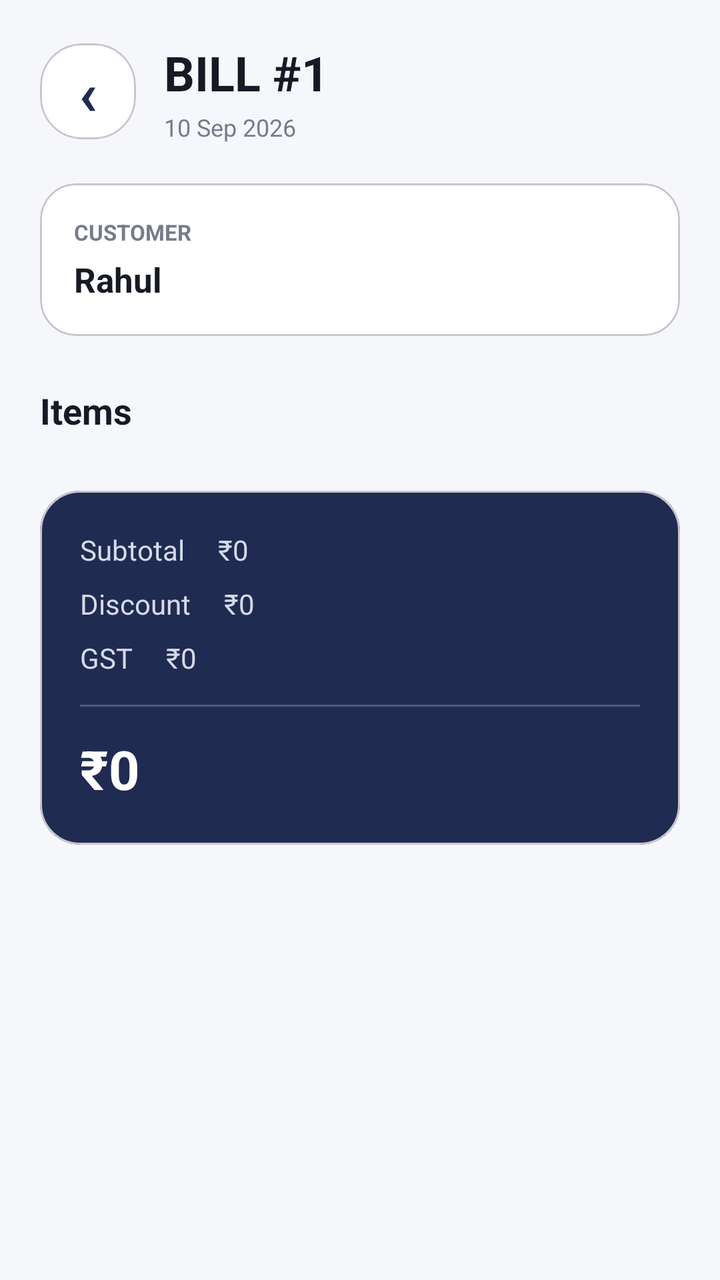
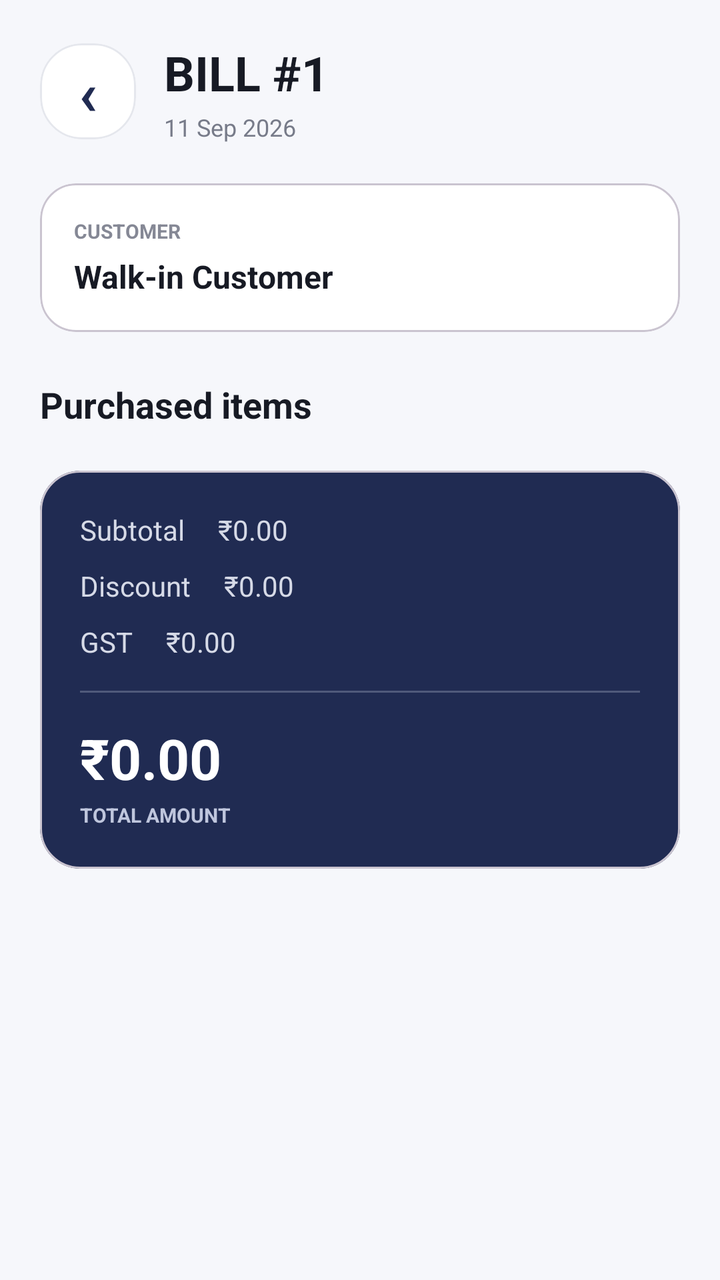

Compare the two renders of this Android layout. The source of the first and the diff that turns it into the second are given below.
<!-- AndroidManifest.xml: application theme Theme.BillEasy -->
<!-- res/layout/activity_bill_details.xml -->
<?xml version="1.0" encoding="utf-8"?>
<LinearLayout
    xmlns:android="http://schemas.android.com/apk/res/android"
    xmlns:app="http://schemas.android.com/apk/res-auto"

    android:layout_width="match_parent"
    android:layout_height="match_parent"
    android:orientation="vertical"
    android:background="#F6F7FB">


    

    <LinearLayout
        android:layout_width="match_parent"
        android:layout_height="wrap_content"
        android:gravity="center_vertical"
        android:padding="20dp">

        <com.google.android.material.card.MaterialCardView
            android:id="@+id/btnBack"
            android:layout_width="48dp"
            android:layout_height="48dp"
            android:clickable="true"
            android:focusable="true"
            app:cardBackgroundColor="#FFFFFF"
            app:cardCornerRadius="21dp"
            app:cardElevation="0dp">

            <TextView
                android:layout_width="match_parent"
                android:layout_height="match_parent"
                android:gravity="center"
                android:text="‹"
                android:textColor="#202B52"
                android:textSize="30sp"
                android:textStyle="bold" />

        </com.google.android.material.card.MaterialCardView>


        <LinearLayout
            android:layout_width="0dp"
            android:layout_height="wrap_content"
            android:layout_marginStart="14dp"
            android:layout_weight="1"
            android:orientation="vertical">

            <TextView
                android:id="@+id/tvBillNumber"
                android:layout_width="wrap_content"
                android:layout_height="wrap_content"
                android:text="BILL #1"
                android:textColor="#171A24"
                android:textSize="24sp"
                android:textStyle="bold" />

            <TextView
                android:id="@+id/tvDate"
                android:layout_width="wrap_content"
                android:layout_height="wrap_content"
                android:layout_marginTop="3dp"
                android:text="10 Sep 2026"
                android:textColor="#777B89"
                android:textSize="12sp" />

        </LinearLayout>

    </LinearLayout>


    <ScrollView
        android:layout_width="match_parent"
        android:layout_height="0dp"
        android:layout_weight="1"
        android:fillViewport="true">

        <LinearLayout
            android:layout_width="match_parent"
            android:layout_height="wrap_content"
            android:orientation="vertical"
            android:paddingStart="20dp"
            android:paddingEnd="20dp"
            android:paddingBottom="30dp">


            

            <com.google.android.material.card.MaterialCardView
                android:layout_width="match_parent"
                android:layout_height="wrap_content"
                app:cardBackgroundColor="#FFFFFF"
                app:cardCornerRadius="18dp"
                app:cardElevation="0dp">

                <LinearLayout
                    android:layout_width="match_parent"
                    android:layout_height="wrap_content"
                    android:orientation="vertical"
                    android:padding="17dp">

                    <TextView
                        android:layout_width="wrap_content"
                        android:layout_height="wrap_content"
                        android:text="CUSTOMER"
                        android:textColor="#777B89"
                        android:textSize="11sp"
                        android:textStyle="bold" />

                    <TextView
                        android:id="@+id/tvCustomer"
                        android:layout_width="wrap_content"
                        android:layout_height="wrap_content"
                        android:layout_marginTop="5dp"
                        android:text="Rahul"
                        android:textColor="#171A24"
                        android:textSize="17sp"
                        android:textStyle="bold" />

                </LinearLayout>

            </com.google.android.material.card.MaterialCardView>


            

            <TextView
                android:layout_width="wrap_content"
                android:layout_height="wrap_content"
                android:layout_marginTop="25dp"
                android:text="Items"
                android:textColor="#171A24"
                android:textSize="18sp"
                android:textStyle="bold" />

            <androidx.recyclerview.widget.RecyclerView
                android:id="@+id/recyclerBillItems"
                android:layout_width="match_parent"
                android:layout_height="wrap_content"
                android:layout_marginTop="10dp"
                android:nestedScrollingEnabled="false" />


            

            <com.google.android.material.card.MaterialCardView
                android:layout_width="match_parent"
                android:layout_height="wrap_content"
                android:layout_marginTop="18dp"
                app:cardBackgroundColor="#202B52"
                app:cardCornerRadius="20dp"
                app:cardElevation="0dp">

                <LinearLayout
                    android:layout_width="match_parent"
                    android:layout_height="wrap_content"
                    android:orientation="vertical"
                    android:padding="20dp">

                    <TextView
                        android:id="@+id/tvSubtotal"
                        android:layout_width="match_parent"
                        android:layout_height="wrap_content"
                        android:text="Subtotal     ₹0"
                        android:textColor="#D6DAE7"
                        android:textSize="14sp" />

                    <TextView
                        android:id="@+id/tvDiscount"
                        android:layout_width="match_parent"
                        android:layout_height="wrap_content"
                        android:layout_marginTop="8dp"
                        android:text="Discount     ₹0"
                        android:textColor="#D6DAE7"
                        android:textSize="14sp" />

                    <TextView
                        android:id="@+id/tvGst"
                        android:layout_width="match_parent"
                        android:layout_height="wrap_content"
                        android:layout_marginTop="8dp"
                        android:text="GST     ₹0"
                        android:textColor="#D6DAE7"
                        android:textSize="14sp" />

                    <View
                        android:layout_width="match_parent"
                        android:layout_height="1dp"
                        android:layout_marginTop="14dp"
                        android:background="#505A7B" />

                    <TextView
                        android:id="@+id/tvGrandTotal"
                        android:layout_width="match_parent"
                        android:layout_height="wrap_content"
                        android:layout_marginTop="13dp"
                        android:text="₹0"
                        android:textColor="#FFFFFF"
                        android:textSize="27sp"
                        android:textStyle="bold" />

                </LinearLayout>

            </com.google.android.material.card.MaterialCardView>

        </LinearLayout>

    </ScrollView>

</LinearLayout>
<!-- resources referenced by this layout -->
<resources>
  <style name="Theme.BillEasy" parent="Base.Theme.BillEasy" />
  <style name="Base.Theme.BillEasy" parent="Theme.Material3.DayNight.NoActionBar">
          
          
      </style>
</resources>

<!-- the commit's change to res/layout/activity_bill_details.xml (unified diff, before → after) -->
@@ -2,12 +2,10 @@
 <LinearLayout
     xmlns:android="http://schemas.android.com/apk/res/android"
     xmlns:app="http://schemas.android.com/apk/res-auto"
-
     android:layout_width="match_parent"
     android:layout_height="match_parent"
     android:orientation="vertical"
     android:background="#F6F7FB">
-
 
     
 
@@ -25,7 +23,9 @@
             android:focusable="true"
             app:cardBackgroundColor="#FFFFFF"
             app:cardCornerRadius="21dp"
-            app:cardElevation="0dp">
+            app:cardElevation="0dp"
+            app:strokeColor="#E5E7ED"
+            app:strokeWidth="1dp">
 
             <TextView
                 android:layout_width="match_parent"
@@ -38,7 +38,6 @@
 
         </com.google.android.material.card.MaterialCardView>
 
-
         <LinearLayout
             android:layout_width="0dp"
             android:layout_height="wrap_content"
@@ -60,7 +59,7 @@
                 android:layout_width="wrap_content"
                 android:layout_height="wrap_content"
                 android:layout_marginTop="3dp"
-                android:text="10 Sep 2026"
+                android:text="11 Sep 2026"
                 android:textColor="#777B89"
                 android:textSize="12sp" />
 
@@ -83,7 +82,6 @@
             android:paddingEnd="20dp"
             android:paddingBottom="30dp">
 
-
             
 
             <com.google.android.material.card.MaterialCardView
@@ -103,8 +101,8 @@
                         android:layout_width="wrap_content"
                         android:layout_height="wrap_content"
                         android:text="CUSTOMER"
-                        android:textColor="#777B89"
-                        android:textSize="11sp"
+                        android:textColor="#858895"
+                        android:textSize="10sp"
                         android:textStyle="bold" />
 
                     <TextView
@@ -112,9 +110,9 @@
                         android:layout_width="wrap_content"
                         android:layout_height="wrap_content"
                         android:layout_marginTop="5dp"
-                        android:text="Rahul"
+                        android:text="Walk-in Customer"
                         android:textColor="#171A24"
-                        android:textSize="17sp"
+                        android:textSize="16sp"
                         android:textStyle="bold" />
 
                 </LinearLayout>
@@ -127,8 +125,8 @@
             <TextView
                 android:layout_width="wrap_content"
                 android:layout_height="wrap_content"
-                android:layout_marginTop="25dp"
-                android:text="Items"
+                android:layout_marginTop="24dp"
+                android:text="Purchased items"
                 android:textColor="#171A24"
                 android:textSize="18sp"
                 android:textStyle="bold" />
@@ -137,16 +135,16 @@
                 android:id="@+id/recyclerBillItems"
                 android:layout_width="match_parent"
                 android:layout_height="wrap_content"
+                android:layout_marginTop="11dp"
+                android:nestedScrollingEnabled="false" />
+
+
+            
+
+            <com.google.android.material.card.MaterialCardView
+                android:layout_width="match_parent"
+                android:layout_height="wrap_content"
                 android:layout_marginTop="10dp"
-                android:nestedScrollingEnabled="false" />
-
-
-            
-
-            <com.google.android.material.card.MaterialCardView
-                android:layout_width="match_parent"
-                android:layout_height="wrap_content"
-                android:layout_marginTop="18dp"
                 app:cardBackgroundColor="#202B52"
                 app:cardCornerRadius="20dp"
                 app:cardElevation="0dp">
@@ -161,7 +159,7 @@
                         android:id="@+id/tvSubtotal"
                         android:layout_width="match_parent"
                         android:layout_height="wrap_content"
-                        android:text="Subtotal     ₹0"
+                        android:text="Subtotal     ₹0.00"
                         android:textColor="#D6DAE7"
                         android:textSize="14sp" />
 
@@ -169,8 +167,8 @@
                         android:id="@+id/tvDiscount"
                         android:layout_width="match_parent"
                         android:layout_height="wrap_content"
-                        android:layout_marginTop="8dp"
-                        android:text="Discount     ₹0"
+                        android:layout_marginTop="9dp"
+                        android:text="Discount     ₹0.00"
                         android:textColor="#D6DAE7"
                         android:textSize="14sp" />
 
@@ -178,25 +176,34 @@
                         android:id="@+id/tvGst"
                         android:layout_width="match_parent"
                         android:layout_height="wrap_content"
-                        android:layout_marginTop="8dp"
-                        android:text="GST     ₹0"
+                        android:layout_marginTop="9dp"
+                        android:text="GST     ₹0.00"
                         android:textColor="#D6DAE7"
                         android:textSize="14sp" />
 
                     <View
                         android:layout_width="match_parent"
                         android:layout_height="1dp"
+                        android:layout_marginTop="15dp"
+                        android:background="#505A7B" />
+
+                    <TextView
+                        android:id="@+id/tvGrandTotal"
+                        android:layout_width="match_parent"
+                        android:layout_height="wrap_content"
                         android:layout_marginTop="14dp"
-                        android:background="#505A7B" />
-
-                    <TextView
-                        android:id="@+id/tvGrandTotal"
-                        android:layout_width="match_parent"
-                        android:layout_height="wrap_content"
-                        android:layout_marginTop="13dp"
-                        android:text="₹0"
+                        android:text="₹0.00"
                         android:textColor="#FFFFFF"
-                        android:textSize="27sp"
+                        android:textSize="28sp"
+                        android:textStyle="bold" />
+
+                    <TextView
+                        android:layout_width="wrap_content"
+                        android:layout_height="wrap_content"
+                        android:layout_marginTop="3dp"
+                        android:text="TOTAL AMOUNT"
+                        android:textColor="#BFC6DD"
+                        android:textSize="10sp"
                         android:textStyle="bold" />
 
                 </LinearLayout>
